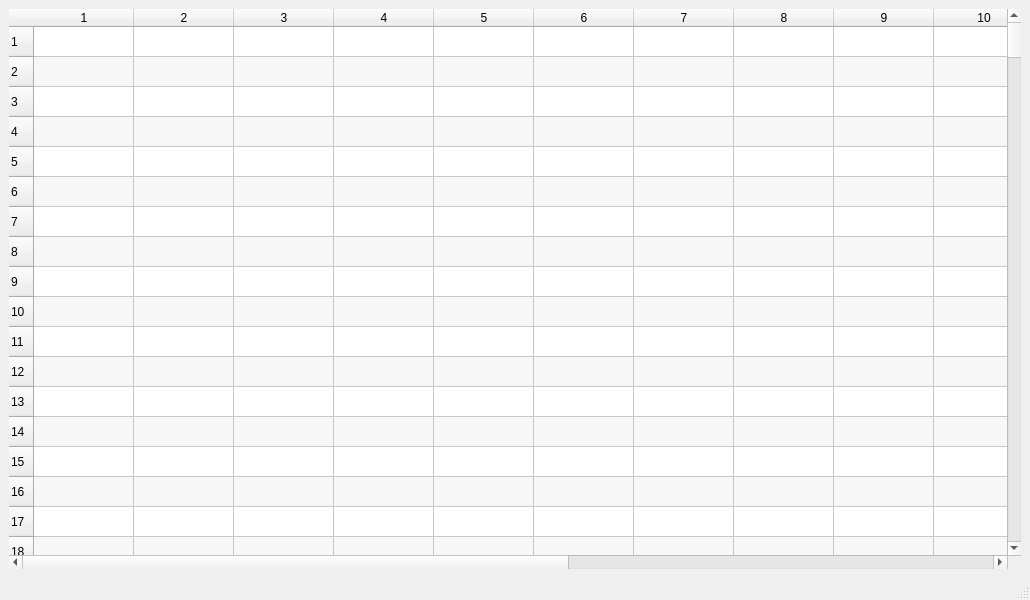
Old version of the form src/GUI/MemoriaDados.ui in the repository JoaoVitorBranco/BIPy.
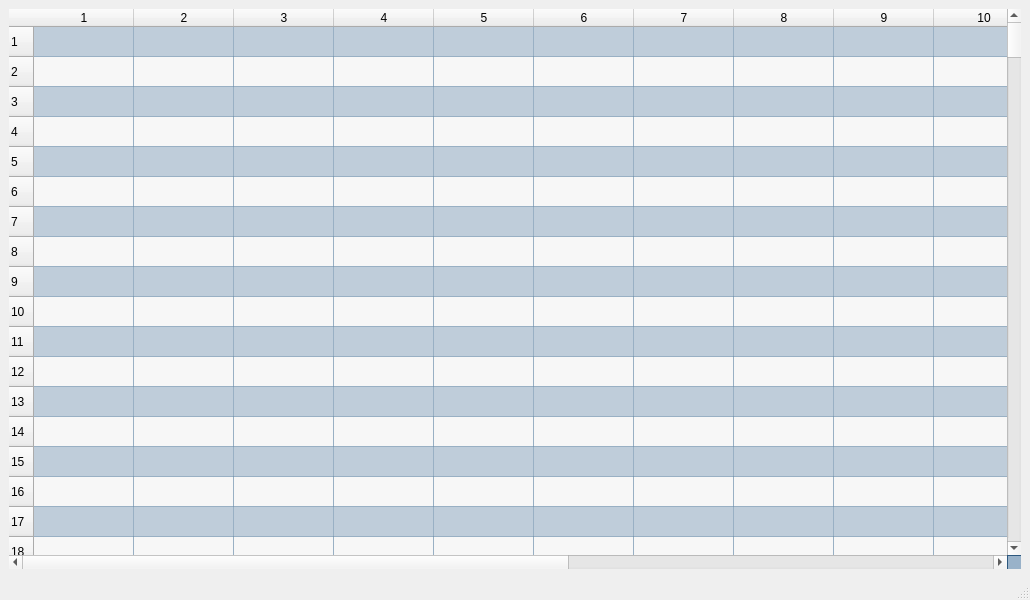
New version of the form.

Commit message: finalização parte UI

Diff of the .ui file:
```diff
--- a/src/GUI/MemoriaDados.ui
+++ b/src/GUI/MemoriaDados.ui
@@ -26,8 +26,8 @@
    <string>Memoria de Dados</string>
   </property>
   <property name="styleSheet">
-   <string notr="true">QMainWindow{
-	background: white:
+   <string notr="true">QTableWidget{
+	background: rgba(0, 71, 133,0.2);
 }</string>
   </property>
   <widget class="QWidget" name="centralwidget">
@@ -37,12 +37,6 @@
       <property name="autoFillBackground">
        <bool>false</bool>
       </property>
-      <property name="styleSheet">
-       <string notr="true">QTableWidget{
-	background: rgba(0, 71, 133,0.2
-);
-}</string>
-      </property>
       <property name="frameShape">
        <enum>QFrame::NoFrame</enum>
       </property>
```
Left out of the diff: 2 changed lines with no effect on the pictures. The commit also changes 3 other files.
